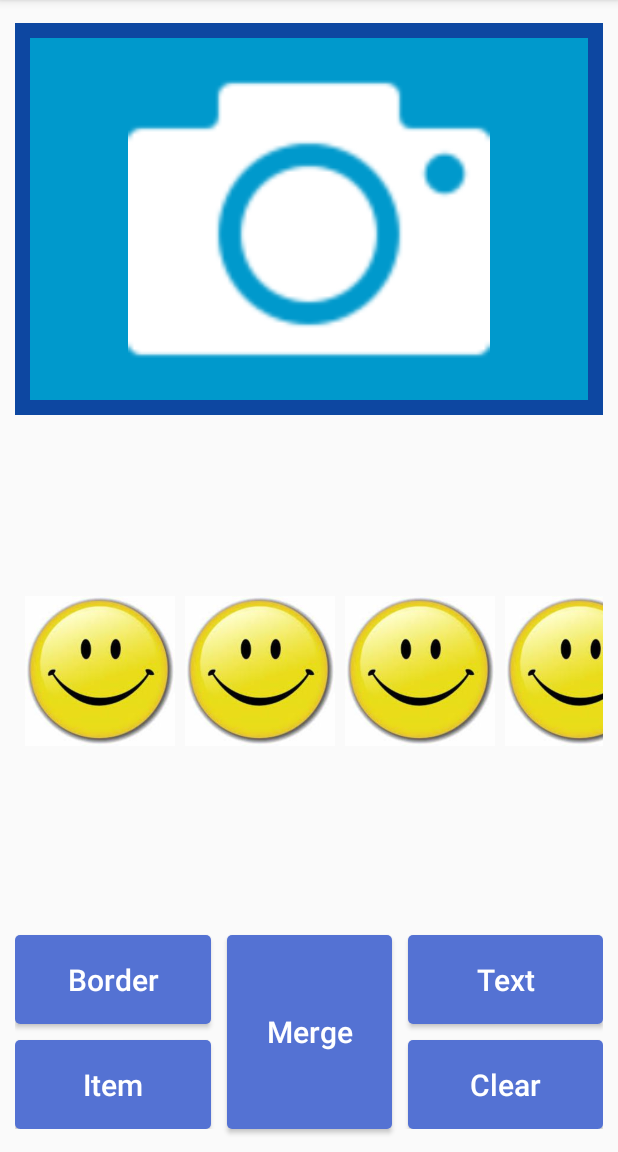
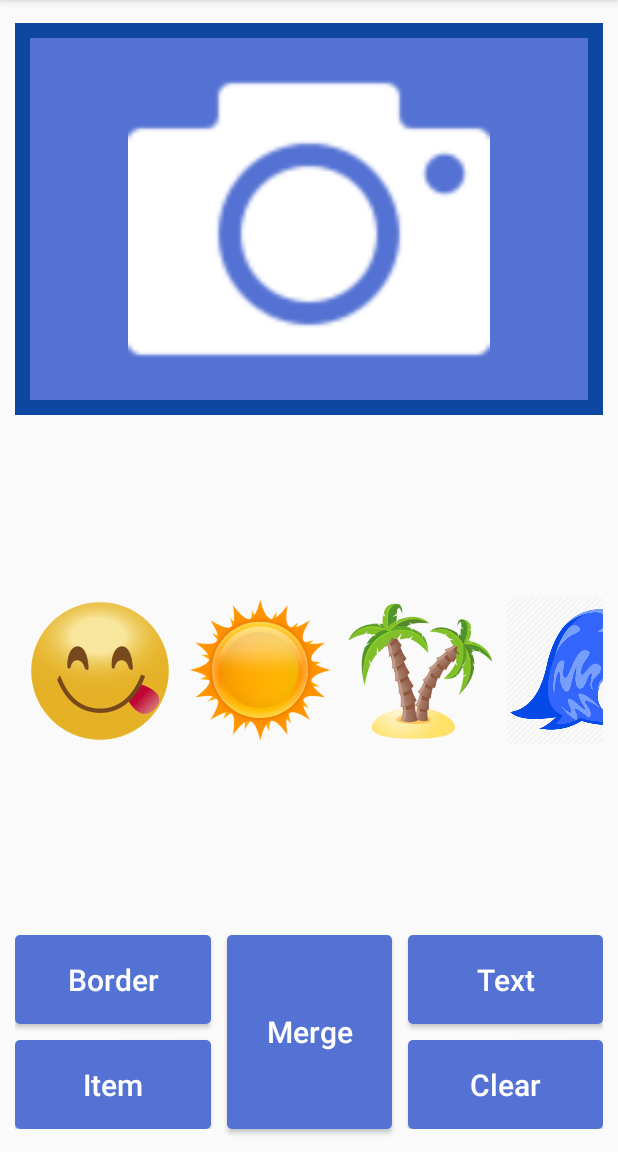
Before and after one commit to Lonaro/CardMaker, an Android app: the screen it shows after launch (TemplateSinglePhoto), after a tap on an icon or button, on a phone screen of 412 x 824 dp, the part 84-1236 px from its top. Run offline under Robolectric (Android 15) with nearby library versions, the phone set to English and light mode, and no system bars.

Commit message:
Prepare to presentation: new template images, new stickers.

```diff
--- a/app/src/main/java/michal/cardmaker/view/StickerFragment.java
+++ b/app/src/main/java/michal/cardmaker/view/StickerFragment.java
@@ -31,8 +31,8 @@ public class StickerFragment extends Fragment {
         View view = inflater.inflate(R.layout.fragment_sticker, container,false);
 
         // TYMACZASOWE DANE
-        int[] stickers_data = {R.drawable.smile_item, R.drawable.smile_item, R.drawable.smile_item,
-                R.drawable.smile_item};
+        int[] stickers_data = {R.drawable.smile_item, R.drawable.sun, R.drawable.palm_tree,
+                R.drawable.wave};
 
         stickerRecyclerView = view.findViewById(R.id.recyclerview_stickers);
         stickerAdapter = new ItemAdapter(stickers_data, getContext());
--- a/app/src/main/java/michal/cardmaker/view/TemplateFragment.java
+++ b/app/src/main/java/michal/cardmaker/view/TemplateFragment.java
@@ -34,10 +34,8 @@ public class TemplateFragment extends Fragment {
             recyclerView = (RecyclerView) view.findViewById(R.id.recyclerview_template);
 
             // TYMACZASOWE DANE
-            int[] templates_data = {R.drawable.template1, R.drawable.template1, R.drawable.template1,
-                    R.drawable.template1, R.drawable.template1, R.drawable.template1,
-                    R.drawable.template1, R.drawable.template1, R.drawable.template1,
-                    R.drawable.template1};
+            int[] templates_data = {R.drawable.template1, R.drawable.template2, R.drawable.template3,
+                    R.drawable.template4, R.drawable.template5, R.drawable.template6};
 
             templateAdapter = new TemplateAdapter(templates_data, getContext());
 
--- a/app/src/main/java/michal/cardmaker/view/TemplateSinglePhoto.java
+++ b/app/src/main/java/michal/cardmaker/view/TemplateSinglePhoto.java
@@ -234,7 +234,7 @@ public class TemplateSinglePhoto extends AppCompatActivity {
                 item.setVisibility(View.VISIBLE);
                 item.setClickable(true);
                 item.setEnabled(true);
-                item.setImageResource(R.drawable.smile_item);
+                item.setImageResource(R.drawable.sun);
 
             }
         });
--- a/app/src/main/res/drawable/template1.xml
+++ /dev/null
@@ -1,16 +0,0 @@
-<shape xmlns:android="http://schemas.android.com/apk/res/android"
-    android:shape="rectangle">
-
-    <solid
-        android:color="@color/colorAccent"
-        />
-
-    <size
-        android:width="120dp"
-        android:height="80dp" />
-
-    <stroke
-        android:width="6dp"
-        android:color="@color/colorPrimary" />
-
-</shape>
--- a/app/src/main/res/layout/activity_template_single_photo.xml
+++ b/app/src/main/res/layout/activity_template_single_photo.xml
@@ -33,7 +33,7 @@
             android:layout_height="match_parent"
             android:layout_margin="10dp"
             app:layout_constraintDimensionRatio="H,3:2"
-            android:background="@android:color/holo_blue_dark"
+            android:background="@color/colorAccent"
             android:contentDescription="Photo"
             android:src="@drawable/camera"
             android:layout_gravity="center"/>
@@ -77,9 +77,7 @@
                 app:layout_constraintEnd_toEndOf="parent"
                 app:layout_constraintStart_toStartOf="parent"
                 app:layout_constraintTop_toTopOf="parent"
-
-
-                android:visibility="invisible"/>
+                />
 
             <SeekBar
                 android:id="@+id/seekBar_scale"
@@ -89,10 +87,7 @@
                 android:progress="100"
                 app:layout_constraintEnd_toEndOf="parent"
                 app:layout_constraintStart_toStartOf="parent"
-                app:layout_constraintTop_toBottomOf="@+id/seekBar_rotate"
-
-
-                android:visibility="invisible"/>
+                app:layout_constraintTop_toBottomOf="@+id/seekBar_rotate" />
 
         </LinearLayout>
 
@@ -191,7 +186,8 @@
                 app:layout_constraintStart_toStartOf="parent"
                 app:layout_constraintTop_toTopOf="parent"
 
-                app:layout_constraintVertical_chainStyle="spread_inside" />
+                app:layout_constraintVertical_chainStyle="spread_inside"
+                />
 
             <Button
                 android:id="@+id/clear_button"
--- a/app/src/main/res/layout/recyclerview_sticker_item.xml
+++ b/app/src/main/res/layout/recyclerview_sticker_item.xml
@@ -4,8 +4,7 @@
     xmlns:app="http://schemas.android.com/apk/res-auto"
     xmlns:tools="http://schemas.android.com/tools"
     android:layout_width="wrap_content"
-    android:layout_height="wrap_content"
-    android:background="#ff0000">
+    android:layout_height="wrap_content">
 
     <ImageView
         android:id="@+id/sticker_item"
--- a/app/src/main/res/layout/recyclerview_template_item.xml
+++ b/app/src/main/res/layout/recyclerview_template_item.xml
@@ -16,6 +16,6 @@
         app:layout_constraintEnd_toEndOf="parent"
         app:layout_constraintStart_toStartOf="parent"
         app:layout_constraintTop_toTopOf="parent"
-        tools:srcCompat="@drawable/template1" />
+        tools:srcCompat="@drawable/template1"/>
 
 </android.support.constraint.ConstraintLayout>
```
Also changed, not shown: app/src/main/res/drawable/palm_tree.jpg (added), app/src/main/res/drawable/smile_item.jpg, app/src/main/res/drawable/sun.jpg (added), app/src/main/res/drawable/template1.jpg (added), app/src/main/res/drawable/template2.jpg (added), app/src/main/res/drawable/template3.jpg (added), app/src/main/res/drawable/template4.jpg (added), app/src/main/res/drawable/template5.jpg (added), app/src/main/res/drawable/template6.jpg (added), app/src/main/res/drawable/wave.jpg (added).
